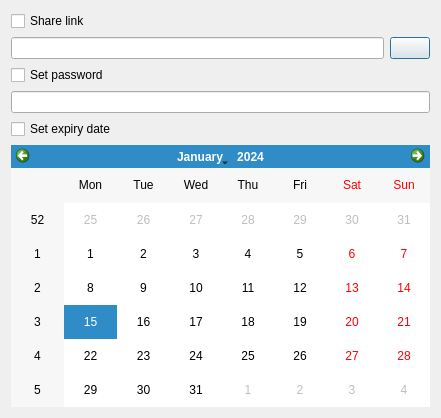
Old version of the form src/gui/sharedialog.ui in the repository nextcloud/desktop.
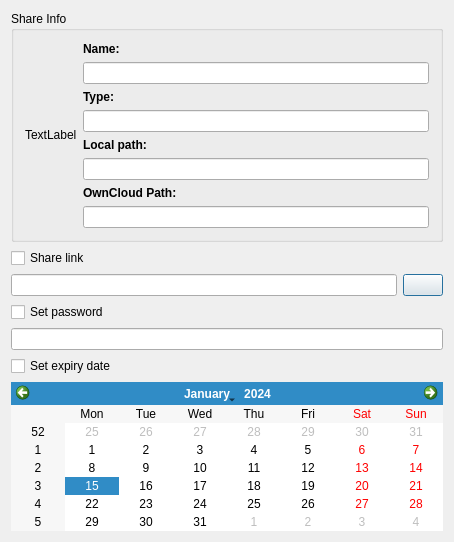
New version of the form.

Commit message:
Sharedialog: Show general info about a share
A start with some general share info in the share dialog.

Patch:
```diff
--- a/src/gui/sharedialog.ui
+++ b/src/gui/sharedialog.ui
@@ -6,8 +6,8 @@
    <rect>
     <x>0</x>
     <y>0</y>
-    <width>441</width>
-    <height>418</height>
+    <width>454</width>
+    <height>532</height>
    </rect>
   </property>
   <property name="windowTitle">
@@ -19,6 +19,119 @@
      <property name="sizeConstraint">
       <enum>QLayout::SetFixedSize</enum>
      </property>
+     <item>
+      <widget class="QGroupBox" name="groupBox">
+       <property name="title">
+        <string>Share Info</string>
+       </property>
+       <layout class="QHBoxLayout" name="horizontalLayout_6">
+        <item>
+         <layout class="QHBoxLayout" name="horizontalLayout_7">
+          <item>
+           <widget class="QLabel" name="label_icon">
+            <property name="text">
+             <string>TextLabel</string>
+            </property>
+           </widget>
+          </item>
+          <item>
+           <layout class="QVBoxLayout" name="verticalLayout_3">
+            <item>
+             <widget class="QLabel" name="label_name">
+              <property name="font">
+               <font>
+                <weight>75</weight>
+                <bold>true</bold>
+               </font>
+              </property>
+              <property name="text">
+               <string>Name:</string>
+              </property>
+             </widget>
+            </item>
+            <item>
+             <widget class="QLineEdit" name="lineEdit_name">
+              <property name="enabled">
+               <bool>true</bool>
+              </property>
+              <property name="readOnly">
+               <bool>true</bool>
+              </property>
+             </widget>
+            </item>
+            <item>
+             <widget class="QLabel" name="label_type">
+              <property name="font">
+               <font>
+                <weight>75</weight>
+                <bold>true</bold>
+               </font>
+              </property>
+              <property name="text">
+               <string>Type:</string>
+              </property>
+             </widget>
+            </item>
+            <item>
+             <widget class="QLineEdit" name="lineEdit_type">
+              <property name="readOnly">
+               <bool>true</bool>
+              </property>
+             </widget>
+            </item>
+            <item>
+             <widget class="QLabel" name="label_localPath">
+              <property name="font">
+               <font>
+                <weight>75</weight>
+                <bold>true</bold>
+               </font>
+              </property>
+              <property name="text">
+               <string>Local path:</string>
+              </property>
+             </widget>
+            </item>
+            <item>
+             <widget class="QLineEdit" name="lineEdit_localPath">
+              <property name="enabled">
+               <bool>true</bool>
+              </property>
+              <property name="readOnly">
+               <bool>true</bool>
+              </property>
+             </widget>
+            </item>
+            <item>
+             <widget class="QLabel" name="label_sharePath">
+              <property name="font">
+               <font>
+                <weight>75</weight>
+                <bold>true</bold>
+               </font>
+              </property>
+              <property name="text">
+               <string>OwnCloud Path:</string>
+              </property>
+             </widget>
+            </item>
+            <item>
+             <widget class="QLineEdit" name="lineEdit_sharePath">
+              <property name="enabled">
+               <bool>true</bool>
+              </property>
+              <property name="readOnly">
+               <bool>true</bool>
+              </property>
+             </widget>
+            </item>
+           </layout>
+          </item>
+         </layout>
+        </item>
+       </layout>
+      </widget>
+     </item>
      <item>
       <layout class="QHBoxLayout" name="horizontalLayout_4">
        <item>
```
The commit also changes 7 other files.
